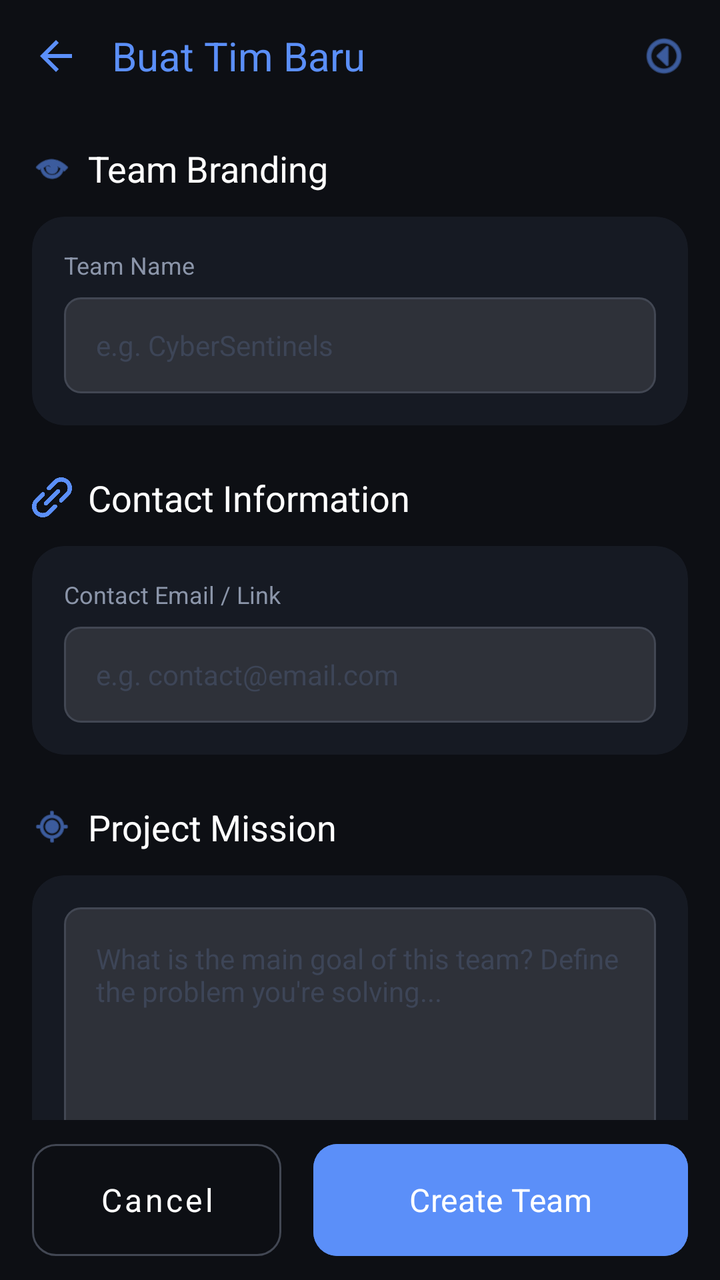
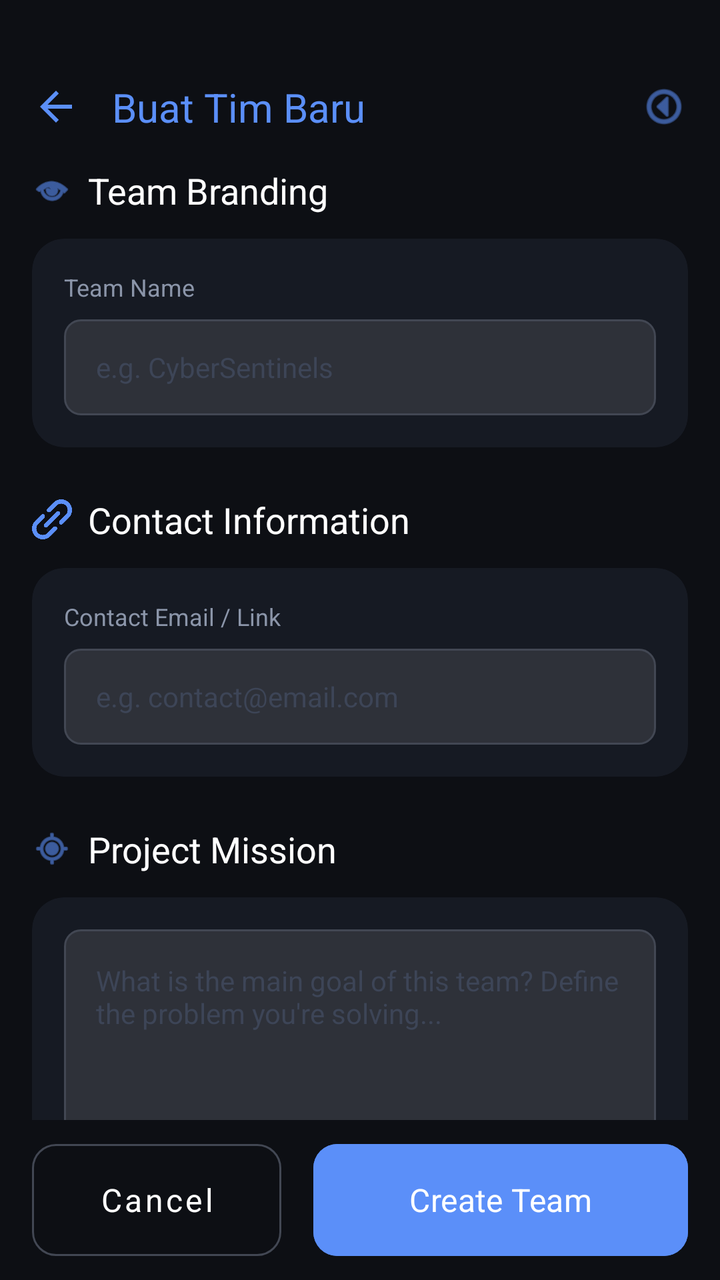

Compare the two renders of this Android layout. The source of the first and the diff that turns it into the second are given below.
<!-- AndroidManifest.xml: application theme Theme.Joko -->
<!-- res/layout/activity_create_team.xml -->
<?xml version="1.0" encoding="utf-8"?>
<RelativeLayout xmlns:android="http://schemas.android.com/apk/res/android"
    xmlns:app="http://schemas.android.com/apk/res-auto"
    android:layout_width="match_parent"
    android:layout_height="match_parent"
    android:background="@color/bg_base">

    
    <LinearLayout
        android:id="@+id/header"
        android:layout_width="match_parent"
        android:layout_height="56dp"
        android:gravity="center_vertical"
        android:orientation="horizontal"
        android:paddingHorizontal="16dp">

        <ImageView
            android:id="@+id/btn_back"
            android:layout_width="24dp"
            android:layout_height="24dp"
            android:src="@drawable/abc_ic_ab_back_material"
            app:tint="@color/primary"
            android:clickable="true"
            android:focusable="true"
            android:background="?attr/selectableItemBackgroundBorderless"/>

        <TextView
            android:layout_width="0dp"
            android:layout_height="wrap_content"
            android:layout_marginStart="16dp"
            android:layout_weight="1"
            android:fontFamily="sans-serif-black"
            android:text="Buat Tim Baru"
            android:textColor="@color/primary"
            android:textSize="20sp" />

        <ImageView
            android:layout_width="24dp"
            android:layout_height="24dp"
            android:src="@android:drawable/ic_menu_more"
            app:tint="@color/primary"
            android:rotation="90"/>
    </LinearLayout>

    <androidx.core.widget.NestedScrollView
        android:layout_width="match_parent"
        android:layout_height="match_parent"
        android:layout_above="@id/bottom_bar"
        android:layout_below="@id/header">

        <LinearLayout
            android:layout_width="match_parent"
            android:layout_height="wrap_content"
            android:orientation="vertical"
            android:padding="16dp">

            
            <LinearLayout
                android:layout_width="match_parent"
                android:layout_height="wrap_content"
                android:gravity="center_vertical"
                android:orientation="horizontal">
                <ImageView
                    android:layout_width="20dp"
                    android:layout_height="20dp"
                    android:src="@android:drawable/ic_menu_view"
                    app:tint="@color/primary" />
                <TextView
                    android:layout_width="wrap_content"
                    android:layout_height="wrap_content"
                    android:layout_marginStart="8dp"
                    android:fontFamily="sans-serif-black"
                    android:text="Team Branding"
                    android:textColor="@color/white"
                    android:textSize="18sp" />
            </LinearLayout>

            <androidx.cardview.widget.CardView
                android:layout_width="match_parent"
                android:layout_height="wrap_content"
                android:layout_marginTop="12dp"
                app:cardBackgroundColor="@color/bg_surface"
                app:cardCornerRadius="16dp"
                app:cardElevation="0dp">

                <LinearLayout
                    android:layout_width="match_parent"
                    android:layout_height="wrap_content"
                    android:orientation="vertical"
                    android:padding="16dp">

                    <TextView
                        android:layout_width="wrap_content"
                        android:layout_height="wrap_content"
                        android:text="Team Name"
                        android:textColor="@color/text_secondary"
                        android:textSize="12sp" />

                    <EditText
                        android:id="@+id/et_team_name"
                        android:layout_width="match_parent"
                        android:layout_height="48dp"
                        android:layout_marginTop="8dp"
                        android:background="@drawable/bg_input_field"
                        android:hint="e.g. CyberSentinels"
                        android:paddingHorizontal="16dp"
                        android:textColor="@color/white"
                        android:textColorHint="@color/text_disabled"
                        android:textSize="14sp"
                        android:inputType="text" />
                </LinearLayout>
            </androidx.cardview.widget.CardView>

            
            <LinearLayout
                android:layout_width="match_parent"
                android:layout_height="wrap_content"
                android:layout_marginTop="24dp"
                android:gravity="center_vertical"
                android:orientation="horizontal">
                <ImageView
                    android:layout_width="20dp"
                    android:layout_height="20dp"
                    android:src="@drawable/ic_link"
                    app:tint="@color/primary" />
                <TextView
                    android:layout_width="wrap_content"
                    android:layout_height="wrap_content"
                    android:layout_marginStart="8dp"
                    android:fontFamily="sans-serif-black"
                    android:text="Contact Information"
                    android:textColor="@color/white"
                    android:textSize="18sp" />
            </LinearLayout>

            <androidx.cardview.widget.CardView
                android:layout_width="match_parent"
                android:layout_height="wrap_content"
                android:layout_marginTop="12dp"
                app:cardBackgroundColor="@color/bg_surface"
                app:cardCornerRadius="16dp"
                app:cardElevation="0dp">

                <LinearLayout
                    android:layout_width="match_parent"
                    android:layout_height="wrap_content"
                    android:orientation="vertical"
                    android:padding="16dp">

                    <TextView
                        android:layout_width="wrap_content"
                        android:layout_height="wrap_content"
                        android:text="Contact Email / Link"
                        android:textColor="@color/text_secondary"
                        android:textSize="12sp" />

                    <EditText
                        android:id="@+id/et_contact"
                        android:layout_width="match_parent"
                        android:layout_height="48dp"
                        android:layout_marginTop="8dp"
                        android:background="@drawable/bg_input_field"
                        android:hint="e.g. contact@email.com"
                        android:paddingHorizontal="16dp"
                        android:textColor="@color/white"
                        android:textColorHint="@color/text_disabled"
                        android:textSize="14sp"
                        android:inputType="textEmailAddress" />
                </LinearLayout>
            </androidx.cardview.widget.CardView>

            
            <LinearLayout
                android:layout_width="match_parent"
                android:layout_height="wrap_content"
                android:layout_marginTop="24dp"
                android:gravity="center_vertical"
                android:orientation="horizontal">
                <ImageView
                    android:layout_width="20dp"
                    android:layout_height="20dp"
                    android:src="@android:drawable/ic_menu_mylocation"
                    app:tint="@color/primary" />
                <TextView
                    android:layout_width="wrap_content"
                    android:layout_height="wrap_content"
                    android:layout_marginStart="8dp"
                    android:fontFamily="sans-serif-black"
                    android:text="Project Mission"
                    android:textColor="@color/white"
                    android:textSize="18sp" />
            </LinearLayout>

            <androidx.cardview.widget.CardView
                android:layout_width="match_parent"
                android:layout_height="wrap_content"
                android:layout_marginTop="12dp"
                app:cardBackgroundColor="@color/bg_surface"
                app:cardCornerRadius="16dp"
                app:cardElevation="0dp"
                app:contentPadding="16dp">

                <EditText
                    android:id="@+id/et_mission"
                    android:layout_width="match_parent"
                    android:layout_height="120dp"
                    android:background="@drawable/bg_input_field"
                    android:gravity="top"
                    android:hint="What is the main goal of this team? Define the problem you're solving..."
                    android:padding="16dp"
                    android:textColor="@color/white"
                    android:textColorHint="@color/text_disabled"
                    android:textSize="14sp"
                    android:inputType="textMultiLine" />
            </androidx.cardview.widget.CardView>

            
            <LinearLayout
                android:layout_width="match_parent"
                android:layout_height="wrap_content"
                android:layout_marginTop="24dp"
                android:gravity="center_vertical"
                android:orientation="horizontal">
                <ImageView
                    android:layout_width="20dp"
                    android:layout_height="20dp"
                    android:src="@android:drawable/ic_menu_agenda"
                    app:tint="@color/primary" />
                <TextView
                    android:layout_width="wrap_content"
                    android:layout_height="wrap_content"
                    android:layout_marginStart="8dp"
                    android:fontFamily="sans-serif-black"
                    android:text="Recruitment Details"
                    android:textColor="@color/white"
                    android:textSize="18sp" />
            </LinearLayout>

            <LinearLayout
                android:layout_width="match_parent"
                android:layout_height="wrap_content"
                android:layout_marginTop="12dp"
                android:orientation="horizontal">

                <LinearLayout
                    android:layout_width="0dp"
                    android:layout_height="wrap_content"
                    android:layout_weight="1"
                    android:orientation="vertical">
                    <TextView
                        android:layout_width="wrap_content"
                        android:layout_height="wrap_content"
                        android:text="Total Slots"
                        android:textColor="@color/text_secondary"
                        android:textSize="12sp" />
                    <LinearLayout
                        android:layout_width="match_parent"
                        android:layout_height="48dp"
                        android:layout_marginTop="8dp"
                        android:background="@drawable/bg_input_field"
                        android:gravity="center_vertical"
                        android:paddingHorizontal="16dp">
                        <ImageView
                            android:layout_width="16dp"
                            android:layout_height="16dp"
                            android:src="@drawable/ic_team"
                            app:tint="@color/text_secondary" />
                        <EditText
                            android:id="@+id/et_slots"
                            android:layout_width="match_parent"
                            android:layout_height="match_parent"
                            android:layout_marginStart="8dp"
                            android:background="@android:color/transparent"
                            android:inputType="number"
                            android:text="4"
                            android:textColor="@color/white"
                            android:textSize="14sp" />
                    </LinearLayout>
                </LinearLayout>

                <LinearLayout
                    android:layout_width="0dp"
                    android:layout_height="wrap_content"
                    android:layout_marginStart="16dp"
                    android:layout_weight="1"
                    android:orientation="vertical">
                    <TextView
                        android:layout_width="wrap_content"
                        android:layout_height="wrap_content"
                        android:text="Project Type"
                        android:textColor="@color/text_secondary"
                        android:textSize="12sp" />
                    <EditText
                        android:id="@+id/et_project_type"
                        android:layout_width="match_parent"
                        android:layout_height="48dp"
                        android:layout_marginTop="8dp"
                        android:background="@drawable/bg_input_field"
                        android:hint="e.g. Web App"
                        android:paddingHorizontal="16dp"
                        android:textColor="@color/white"
                        android:textColorHint="@color/text_disabled"
                        android:textSize="14sp"
                        android:inputType="text" />
                </LinearLayout>
            </LinearLayout>

            
            <LinearLayout
                android:layout_width="match_parent"
                android:layout_height="wrap_content"
                android:layout_marginTop="24dp"
                android:gravity="center_vertical"
                android:orientation="horizontal">
                <ImageView
                    android:layout_width="20dp"
                    android:layout_height="20dp"
                    android:src="@android:drawable/ic_menu_manage"
                    app:tint="@color/primary" />
                <TextView
                    android:layout_width="wrap_content"
                    android:layout_height="wrap_content"
                    android:layout_marginStart="8dp"
                    android:fontFamily="sans-serif-black"
                    android:text="Desired Stack"
                    android:textColor="@color/white"
                    android:textSize="18sp" />
            </LinearLayout>

            <androidx.cardview.widget.CardView
                android:layout_width="match_parent"
                android:layout_height="wrap_content"
                android:layout_marginTop="12dp"
                app:cardBackgroundColor="@color/bg_surface"
                app:cardCornerRadius="16dp"
                app:cardElevation="0dp"
                app:contentPadding="16dp">

                <LinearLayout
                    android:layout_width="match_parent"
                    android:layout_height="wrap_content"
                    android:orientation="vertical">

                    <com.google.android.material.chip.ChipGroup
                        android:id="@+id/chip_group_stack"
                        android:layout_width="match_parent"
                        android:layout_height="wrap_content"
                        app:chipSpacingHorizontal="8dp"
                        app:chipSpacingVertical="8dp">

                        

                    </com.google.android.material.chip.ChipGroup>

                    <LinearLayout
                        android:layout_width="match_parent"
                        android:layout_height="wrap_content"
                        android:layout_marginTop="16dp"
                        android:orientation="horizontal">
                        <EditText
                            android:id="@+id/et_add_stack"
                            android:layout_width="0dp"
                            android:layout_height="48dp"
                            android:layout_weight="1"
                            android:background="@drawable/bg_input_field"
                            android:hint="Add technology..."
                            android:paddingHorizontal="16dp"
                            android:textColor="@color/white"
                            android:textColorHint="@color/text_disabled"
                            android:textSize="14sp" />
                        <com.google.android.material.button.MaterialButton
                            android:id="@+id/btn_add_stack"
                            android:layout_width="56dp"
                            android:layout_height="48dp"
                            android:layout_marginStart="12dp"
                            android:backgroundTint="@color/primary"
                            app:cornerRadius="12dp"
                            app:icon="@android:drawable/ic_input_add"
                            app:iconGravity="textStart"
                            app:iconPadding="0dp"
                            app:iconTint="@color/white"
                            android:insetTop="0dp"
                            android:insetBottom="0dp"/>
                    </LinearLayout>
                </LinearLayout>
            </androidx.cardview.widget.CardView>

            <View
                android:layout_width="match_parent"
                android:layout_height="32dp" />

        </LinearLayout>
    </androidx.core.widget.NestedScrollView>

    
    <LinearLayout
        android:id="@+id/bottom_bar"
        android:layout_width="match_parent"
        android:layout_height="80dp"
        android:layout_alignParentBottom="true"
        android:background="@color/bg_base"
        android:gravity="center_vertical"
        android:orientation="horizontal"
        android:paddingHorizontal="16dp">

        <com.google.android.material.button.MaterialButton
            android:id="@+id/btn_cancel"
            style="@style/Widget.MaterialComponents.Button.OutlinedButton"
            android:layout_width="0dp"
            android:layout_height="56dp"
            android:layout_weight="1"
            android:fontFamily="sans-serif-black"
            android:text="Cancel"
            android:textAllCaps="false"
            android:textColor="@color/white"
            android:textSize="16sp"
            app:cornerRadius="12dp"
            app:strokeColor="@color/outline_variant"
            android:insetTop="0dp"
            android:insetBottom="0dp"/>

        <com.google.android.material.button.MaterialButton
            android:id="@+id/btn_create_team"
            android:layout_width="0dp"
            android:layout_height="56dp"
            android:layout_marginStart="16dp"
            android:layout_weight="1.5"
            android:backgroundTint="@color/primary"
            android:fontFamily="sans-serif-black"
            android:text="Create Team"
            android:textAllCaps="false"
            android:textColor="@color/white"
            android:textSize="16sp"
            app:cornerRadius="12dp"
            android:insetTop="0dp"
            android:insetBottom="0dp"/>
    </LinearLayout>

</RelativeLayout>
<!-- resources referenced by this layout -->
<resources>
  <color name="bg_base">#0D0F14</color>
  <color name="bg_surface">#161A23</color>
  <color name="outline_variant">#424753</color>
  <color name="primary">#5B8FF9</color>
  <color name="text_disabled">#3D4557</color>
  <color name="text_secondary">#8B95A9</color>
  <color name="white">#FFFFFFFF</color>
  <!-- drawable bg_input_field (drawable) -->
  <?xml version="1.0" encoding="utf-8"?>
  <shape xmlns:android="http://schemas.android.com/apk/res/android">
      <solid android:color="#1AFFFFFF" />
      <corners android:radius="8dp" />
      <stroke android:width="1dp" android:color="@color/outline_variant" />
  </shape>
  <!-- drawable ic_link: png bitmap (drawable, 7169 bytes) -->
  <!-- drawable ic_team: png bitmap (drawable, 10889 bytes) -->
  <style name="Theme.Joko" parent="Base.Theme.Joko" />
  <style name="Base.Theme.Joko" parent="Theme.Material3.DayNight.NoActionBar">
          <item name="colorPrimary">@color/primary</item>
          <item name="android:statusBarColor">@color/bg_base</item>
          <item name="android:windowBackground">@color/bg_base</item>
  
          
          <item name="fontFamily">@font/font_body</item>
  
          <item name="textAppearanceHeadlineLarge">@style/TextAppearance.App.HeadlineLarge</item>
          <item name="textAppearanceHeadlineMedium">@style/TextAppearance.App.HeadlineMedium</item>
          <item name="textAppearanceHeadlineSmall">@style/TextAppearance.App.HeadlineSmall</item>
          <item name="textAppearanceTitleLarge">@style/TextAppearance.App.TitleLarge</item>
      </style>
  <style name="TextAppearance.App.HeadlineLarge" parent="TextAppearance.Material3.HeadlineLarge">
          <item name="fontFamily">@font/font_headlines</item>
          <item name="android:fontFamily">@font/font_headlines</item>
      </style>
  <style name="TextAppearance.App.HeadlineMedium" parent="TextAppearance.Material3.HeadlineMedium">
          <item name="fontFamily">@font/font_headlines</item>
          <item name="android:fontFamily">@font/font_headlines</item>
      </style>
  <style name="TextAppearance.App.HeadlineSmall" parent="TextAppearance.Material3.HeadlineSmall">
          <item name="fontFamily">@font/font_headlines</item>
          <item name="android:fontFamily">@font/font_headlines</item>
      </style>
  <style name="TextAppearance.App.TitleLarge" parent="TextAppearance.Material3.TitleLarge">
          <item name="fontFamily">@font/font_headlines</item>
          <item name="android:fontFamily">@font/font_headlines</item>
          <item name="android:textStyle">bold</item>
      </style>
</resources>

<!-- the commit's change to res/layout/activity_create_team.xml (unified diff, before → after) -->
@@ -9,7 +9,9 @@
     <LinearLayout
         android:id="@+id/header"
         android:layout_width="match_parent"
-        android:layout_height="56dp"
+        android:layout_height="wrap_content"
+        android:minHeight="56dp"
+        android:paddingTop="40dp"
         android:gravity="center_vertical"
         android:orientation="horizontal"
         android:paddingHorizontal="16dp">
